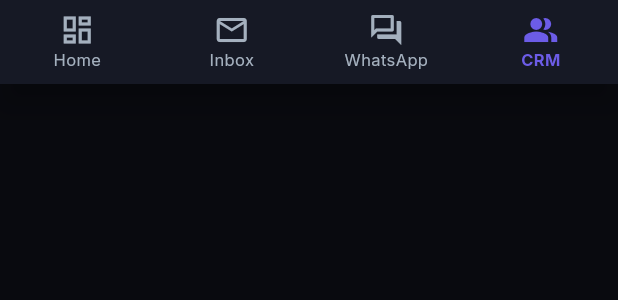
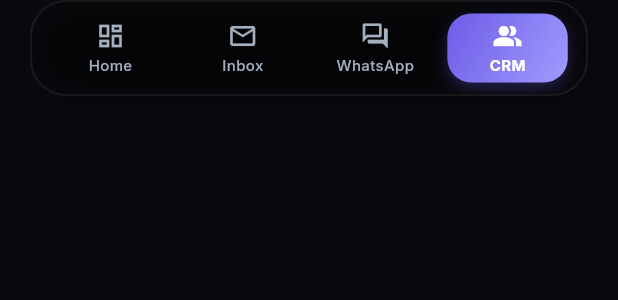
Before and after one commit to wbsoumo/linkpilot, a Flutter app: the LinkPilotBottomNav widget shown alone on an empty page, opened directly, on a phone screen of 412 x 824 dp. Shown: the top 300 px of the screen. Run offline on Flutter 3.47's test engine with Material 3 defaults, Android fonts, the phone set to English and light mode, and no system bars; our stand-ins replace dio, flutter_riverpod, flutter_secure_storage, go_router, google_fonts; missing offline and left inert: dart:html, flutter_inappwebview; accounts and stored records are empty; network calls fail.

Commit message:
design: implement a custom high-fidelity glassmorphic floating bottom navigation bar with a sliding gradient indicator pill

```diff
--- a/mobile/lib/core/widgets/bottom_nav.dart
+++ b/mobile/lib/core/widgets/bottom_nav.dart
@@ -1,3 +1,4 @@
+import 'dart:ui';
 import 'package:flutter/material.dart';
 import 'package:go_router/go_router.dart';
 import '../theme/theme.dart';
@@ -31,37 +32,124 @@ class LinkPilotBottomNav extends StatelessWidget {
 
   @override
   Widget build(BuildContext context) {
-    return BottomNavigationBar(
-      currentIndex: currentIndex,
-      onTap: (index) => _onTap(context, index),
-      type: BottomNavigationBarType.fixed,
-      backgroundColor: Theme.of(context).brightness == Brightness.dark ? AppTheme.slateCard : AppTheme.pureWhite,
-      selectedItemColor: AppTheme.primaryPurple,
-      unselectedItemColor: Theme.of(context).brightness == Brightness.dark ? AppTheme.textSecondaryDark : AppTheme.textSecondaryLight,
-      selectedLabelStyle: const TextStyle(fontWeight: FontWeight.bold, fontSize: 11),
-      unselectedLabelStyle: const TextStyle(fontSize: 11),
-      items: const [
-        BottomNavigationBarItem(
-          icon: Icon(Icons.dashboard_outlined),
-          activeIcon: Icon(Icons.dashboard),
-          label: 'Home',
+    final isDark = Theme.of(context).brightness == Brightness.dark;
+
+    final items = [
+      {'icon': Icons.dashboard_outlined, 'activeIcon': Icons.dashboard, 'label': 'Home'},
+      {'icon': Icons.email_outlined, 'activeIcon': Icons.email, 'label': 'Inbox'},
+      {'icon': Icons.forum_outlined, 'activeIcon': Icons.forum, 'label': 'WhatsApp'},
+      {'icon': Icons.people_alt_outlined, 'activeIcon': Icons.people_alt, 'label': 'CRM'},
+    ];
+
+    return Container(
+      margin: const EdgeInsets.only(left: 20, right: 20, bottom: 24),
+      height: 64,
+      decoration: BoxDecoration(
+        color: isDark ? Colors.black.withOpacity(0.4) : Colors.white.withOpacity(0.85),
+        borderRadius: BorderRadius.circular(24),
+        border: Border.all(
+          color: isDark
+              ? Colors.white.withOpacity(0.08)
+              : Colors.black.withOpacity(0.05),
+          width: 1.5,
         ),
-        BottomNavigationBarItem(
-          icon: Icon(Icons.email_outlined),
-          activeIcon: Icon(Icons.email),
-          label: 'Inbox',
+        boxShadow: [
+          BoxShadow(
+            color: Colors.black.withOpacity(isDark ? 0.3 : 0.08),
+            blurRadius: 20,
+            offset: const Offset(0, 8),
+          ),
+        ],
+      ),
+      child: ClipRRect(
+        borderRadius: BorderRadius.circular(24),
+        child: BackdropFilter(
+          filter: ImageFilter.blur(sigmaX: 10, sigmaY: 10),
+          child: Padding(
+            padding: const EdgeInsets.symmetric(horizontal: 8),
+            child: Stack(
+              children: [
+                // Sliding indicator background pill
+                AnimatedAlign(
+                  duration: const Duration(milliseconds: 250),
+                  curve: Curves.fastOutSlowIn,
+                  alignment: Alignment(
+                    -1.0 + (currentIndex * (2.0 / (items.length - 1))),
+                    0.0,
+                  ),
+                  child: FractionallySizedBox(
+                    widthFactor: 1 / items.length,
+                    child: Container(
+                      height: 46,
+                      margin: const EdgeInsets.symmetric(horizontal: 4),
+                      decoration: BoxDecoration(
+                        gradient: const LinearGradient(
+                          colors: [
+                            AppTheme.primaryPurple,
+                            AppTheme.secondaryPurple,
+                          ],
+                          begin: Alignment.topLeft,
+                          end: Alignment.bottomRight,
+                        ),
+                        borderRadius: BorderRadius.circular(16),
+                        boxShadow: [
+                          BoxShadow(
+                            color: AppTheme.primaryPurple.withOpacity(0.3),
+                            blurRadius: 8,
+                            offset: const Offset(0, 4),
+                          ),
+                        ],
+                      ),
+                    ),
+                  ),
+                ),
+
+                // Navigation items
+                Row(
+                  children: List.generate(items.length, (index) {
+                    final item = items[index];
+                    final isSelected = index == currentIndex;
+
+                    return Expanded(
+                      child: GestureDetector(
+                        behavior: HitTestBehavior.opaque,
+                        onTap: () => _onTap(context, index),
+                        child: AnimatedContainer(
+                          duration: const Duration(milliseconds: 200),
+                          alignment: Alignment.center,
+                          child: Column(
+                            mainAxisSize: MainAxisSize.min,
+                            children: [
+                              Icon(
+                                isSelected ? item['activeIcon'] as IconData : item['icon'] as IconData,
+                                color: isSelected
+                                    ? Colors.white
+                                    : (isDark ? AppTheme.textSecondaryDark : AppTheme.textSecondaryLight),
+                                size: 20,
+                              ),
+                              const SizedBox(height: 2),
+                              Text(
+                                item['label'] as String,
+                                style: TextStyle(
+                                  color: isSelected
+                                      ? Colors.white
+                                      : (isDark ? AppTheme.textSecondaryDark : AppTheme.textSecondaryLight),
+                                  fontSize: 10,
+                                  fontWeight: isSelected ? FontWeight.bold : FontWeight.w500,
+                                ),
+                              ),
+                            ],
+                          ),
+                        ),
+                      ),
+                    );
+                  }),
+                ),
+              ],
+            ),
+          ),
         ),
-        BottomNavigationBarItem(
-          icon: Icon(Icons.forum_outlined),
-          activeIcon: Icon(Icons.forum),
-          label: 'WhatsApp',
-        ),
-        BottomNavigationBarItem(
-          icon: Icon(Icons.people_alt_outlined),
-          activeIcon: Icon(Icons.people_alt),
-          label: 'CRM',
-        ),
-      ],
+      ),
     );
   }
 }
```
